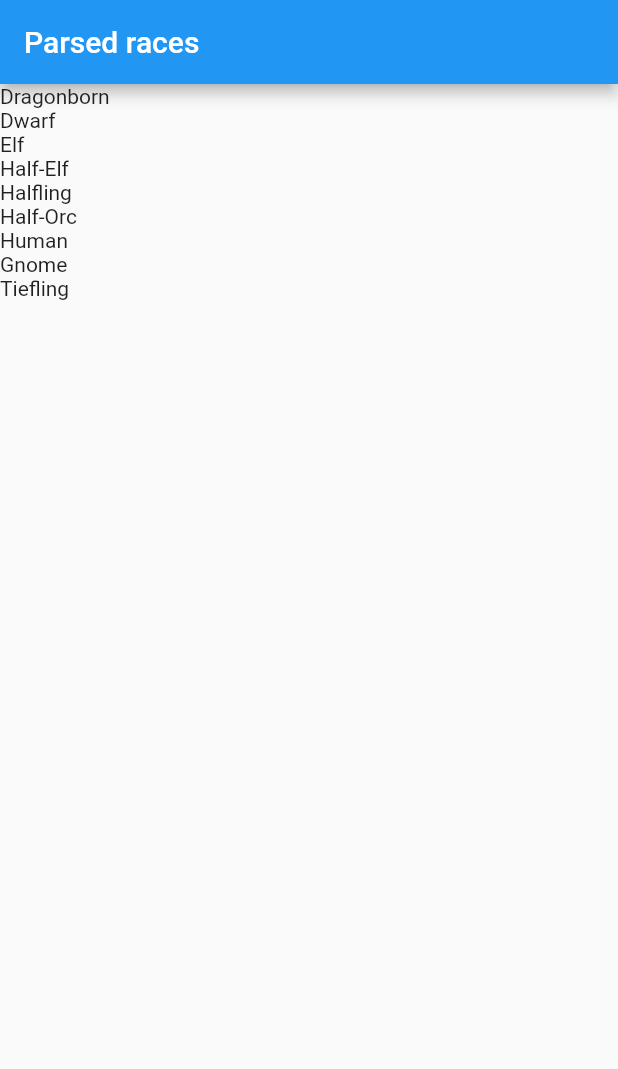
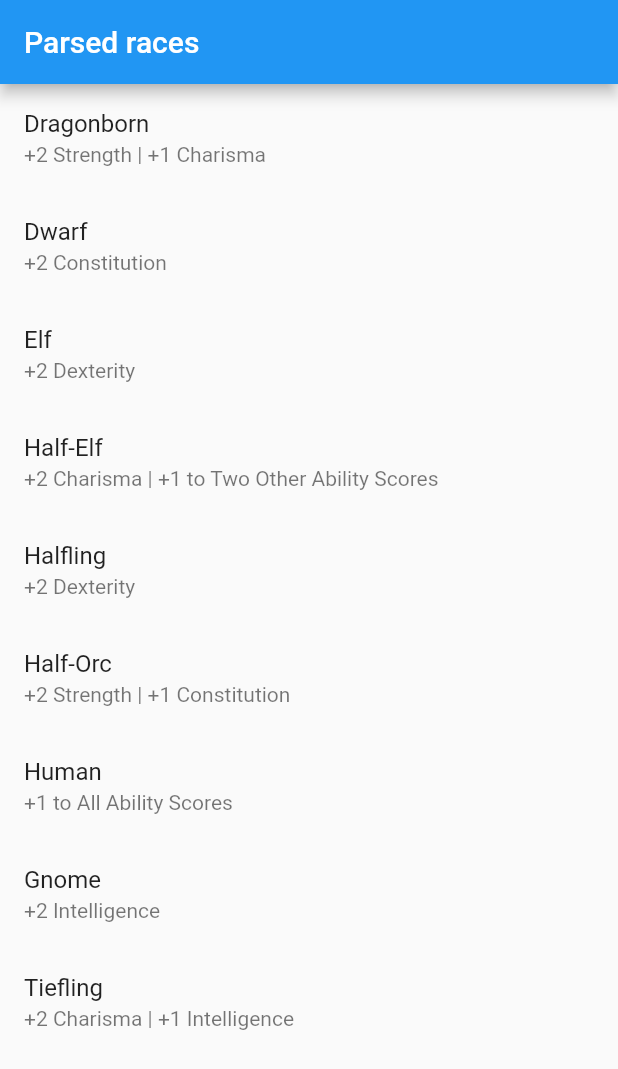
Before and after one commit to pwnerx3/Parsing-JSON-in-Dart, a Flutter app: the screen it shows after launch, on a phone screen of 412 x 824 dp. Shown: the top 1069 px of the screen. Run offline on Flutter 3.47's test engine with Material 2 defaults, Android fonts, the phone set to English and light mode, and no system bars.

Commit message:
It now works. Added a bonus description key to the json and from now on will use this json format

```diff
--- a/assets/data/HDARG.json
+++ b/assets/data/HDARG.json
@@ -2,6 +2,7 @@
   "races": [
     {
       "name": "Dragonborn",
+      "bonusdescription": "+2 Strength | +1 Charisma",
       "racialtraits": [
         {
           "name": "Draconic Ancestry",
@@ -45,6 +46,7 @@
     },
     {
       "name": "Dwarf",
+      "bonusdescription": "+2 Constitution",
       "racialtraits": [
         {
           "name": "Darkvision",
@@ -96,6 +98,7 @@
     },
     {
       "name": "Elf",
+      "bonusdescription": "+2 Dexterity",
       "racialtraits": [
         {
           "name": "Darkvision",
@@ -143,6 +146,7 @@
     },
     {
       "name": "Half-Elf",
+      "bonusdescription": "+2 Charisma | +1 to Two Other Ability Scores",
       "racialtraits": [
         {
           "name": "Darkvision",
@@ -186,6 +190,7 @@
     },
     {
       "name": "Halfling",
+      "bonusdescription": "+2 Dexterity",
       "racialtraits": [
         {
           "name": "Lucky",
@@ -229,6 +234,7 @@
     },
     {
       "name": "Half-Orc",
+      "bonusdescription": "+2 Strength | +1 Constitution",
       "racialtraits": [
         {
           "name": "Darkvision",
@@ -276,6 +282,7 @@
     },
     {
       "name": "Human",
+      "bonusdescription": "+1 to All Ability Scores",
       "racialtraits": [
         {
           "name": "None",
@@ -311,6 +318,7 @@
     },
     {
       "name": "Gnome",
+      "bonusdescription": "+2 Intelligence",
       "racialtraits": [
         {
           "name": "Darkvision",
@@ -350,6 +358,7 @@
     },
     {
       "name": "Tiefling",
+      "bonusdescription": "+2 Charisma | +1 Intelligence",
       "racialtraits": [
         {
           "name": "Darkvision",
--- a/lib/main.dart
+++ b/lib/main.dart
@@ -1,10 +1,12 @@
 import 'package:flutter/material.dart';
+import 'package:flutter/rendering.dart';
 import 'dart:async' show Future;
 import 'package:flutter/services.dart' show rootBundle;
 import 'dart:convert';
 
 void main() {
   runApp(MyApp());
+  debugPaintSizeEnabled = true;
 }
 //------------------------------------------------------------------------ All arrays & variables that will be used
 
@@ -15,7 +17,6 @@ void main() {
 List tdesc;
 String test;
 //------------------------------------------------------------------------ Fetches JSON and deals with anything related to it
-
 
 //------------------------------------------------------------------------
 
@@ -35,10 +36,8 @@ class MyHomePage extends StatefulWidget {
 }
 
 class _MyHomePageState extends State<MyHomePage> with TickerProviderStateMixin {
-
   Future<String> _loadjson() async {
     var response = await rootBundle.loadString('assets/data/HDARG.json');
-
 
     setState(() {
       var extracteddata = json.decode(response);
@@ -48,30 +47,28 @@ class _MyHomePageState extends State<MyHomePage> with TickerProviderStateMixin {
 
   @override
   void initState() {
+    super.initState();
     _loadjson();
   }
 
 //------------------------------------------------------------------------
   @override
   Widget build(BuildContext context) {
-
     return Scaffold(
       appBar: AppBar(
         title: Text('Parsed races'),
       ),
-      body: ListView.builder(
+      body: Center(
+        child: ListView.builder(
           itemCount: races == null ? 0 : races.length,
-        itemBuilder: (BuildContext context, i){
-          return Container(
-             child:Row(
-               children:[
-                 Text(races[i]['name']),
-                 ],
-             )
+          itemBuilder: (BuildContext context, i) {
+            return ListTile(
+              title: Text(races[i]['name']),
+              subtitle: Text(races[i]['bonusdescription']),
             );
           },
         ),
+      ),
     );
-
   }
 }
```
Lines whose indentation alone changed are shown as unchanged.
